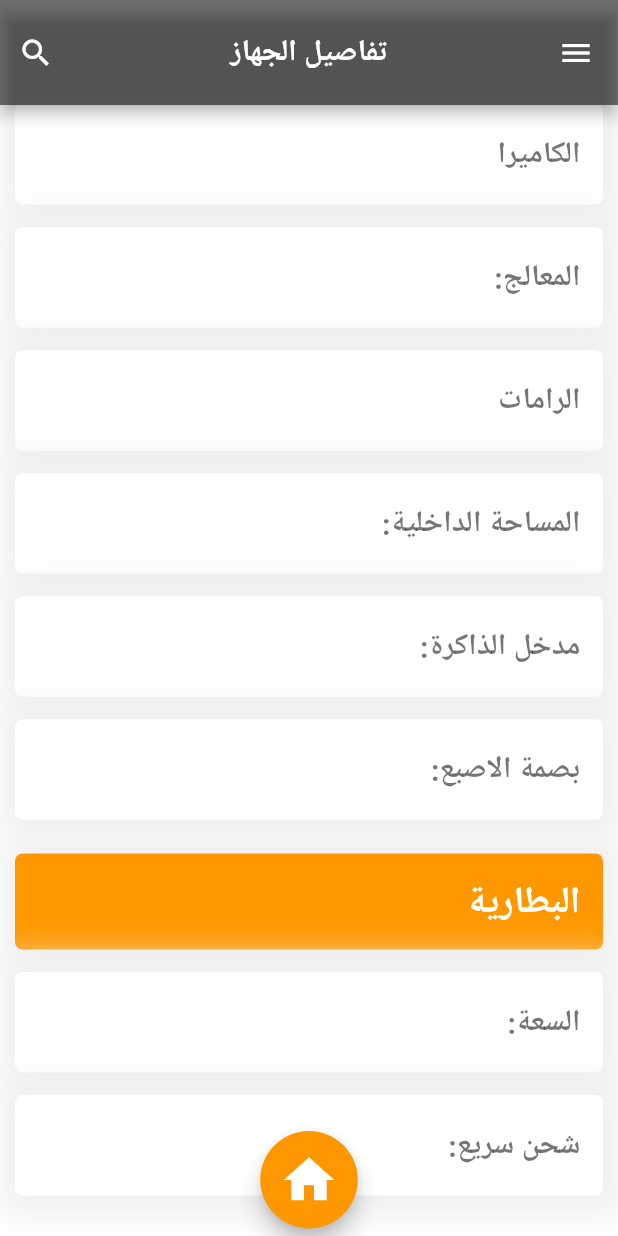
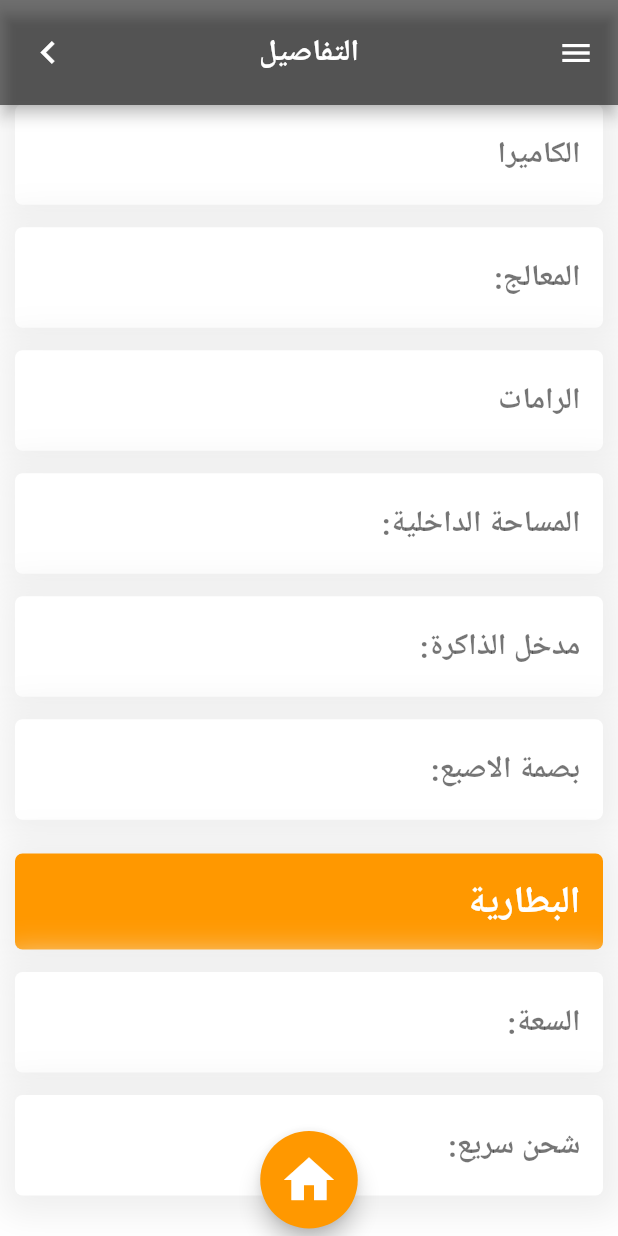
Before and after one commit to mohamedmalek11/Mobile-Tech, a Flutter app: the MobileDetails screen opened directly with empty values, scrolled down 1152 dp, on a phone screen of 412 x 824 dp. Run offline on Flutter 3.47's test engine with Material 2 defaults, Android fonts, the phone set to English and light mode, and no system bars; our stand-ins replace cached_network_image, carousel_pro; network calls fail; Roboto replaces fonts that are missing (Almarai).

Commit message:
Added backButton

```diff
--- a/lib/pages/MobileDetails.dart
+++ b/lib/pages/MobileDetails.dart
@@ -1,6 +1,5 @@
 import 'package:cached_network_image/cached_network_image.dart';
 import 'package:flutter/material.dart';
-import 'package:mobile_tech/components/appBar.dart';
 import 'package:mobile_tech/components/appDrawer.dart';
 import 'package:mobile_tech/components/homeButton.dart';
 
@@ -51,7 +50,28 @@ class MobileDetails extends StatelessWidget {
             floatingActionButton: HomeButton(),
             floatingActionButtonLocation:
                 FloatingActionButtonLocation.centerDocked,
-            appBar: myAppBar("تفاصيل الجهاز"),
+            appBar: AppBar(
+              title: Text(
+                "التفاصيل",
+                style: TextStyle(fontSize: 20, fontWeight: FontWeight.bold),
+              ),
+              backgroundColor: Colors.black54,
+              actions: [
+                Padding(
+                  padding: const EdgeInsets.all(8.0),
+                  child: IconButton(
+                      icon: Icon(
+                        Icons.keyboard_arrow_left,
+                        size: 30,
+                      ),
+                      onPressed: () {
+                        return Navigator.of(context).maybePop();
+                      }),
+                )
+              ],
+              centerTitle: true,
+              toolbarHeight: 70,
+            ),
             body: Container(
                 child: ListView(
               children: [
```
Also changed, not shown: lib/components/appBar.dart (+10 -1 lines), lib/pages/categories.dart (+22 -2 lines), lib/pages/category.dart (+15 -2 lines).
